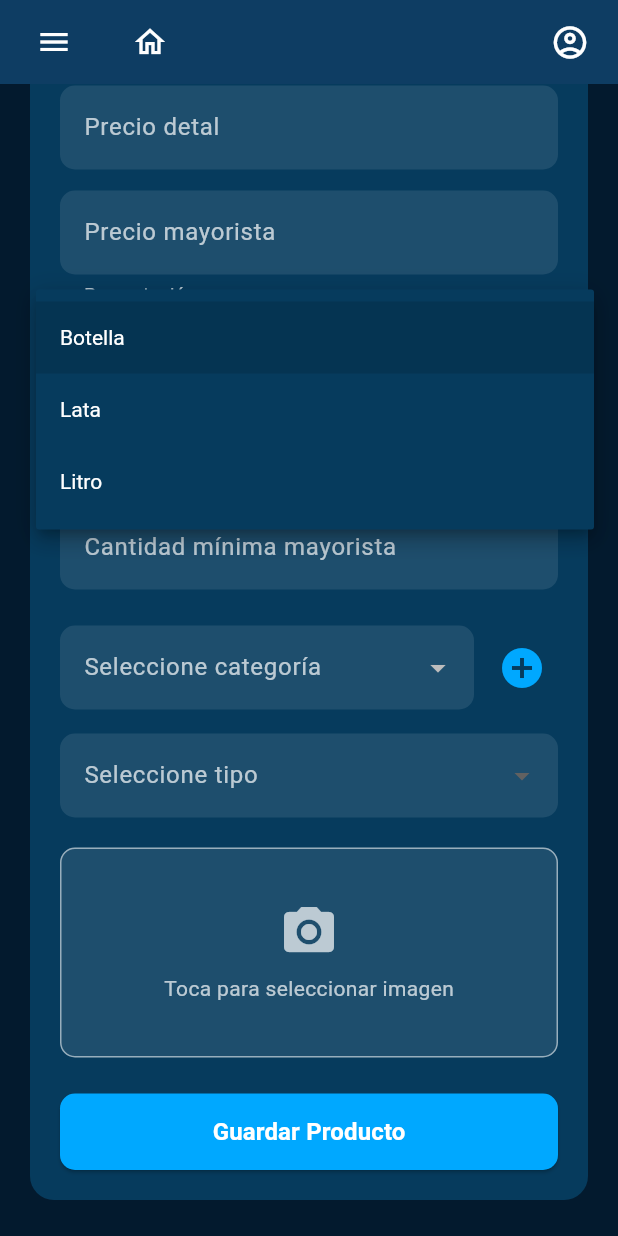
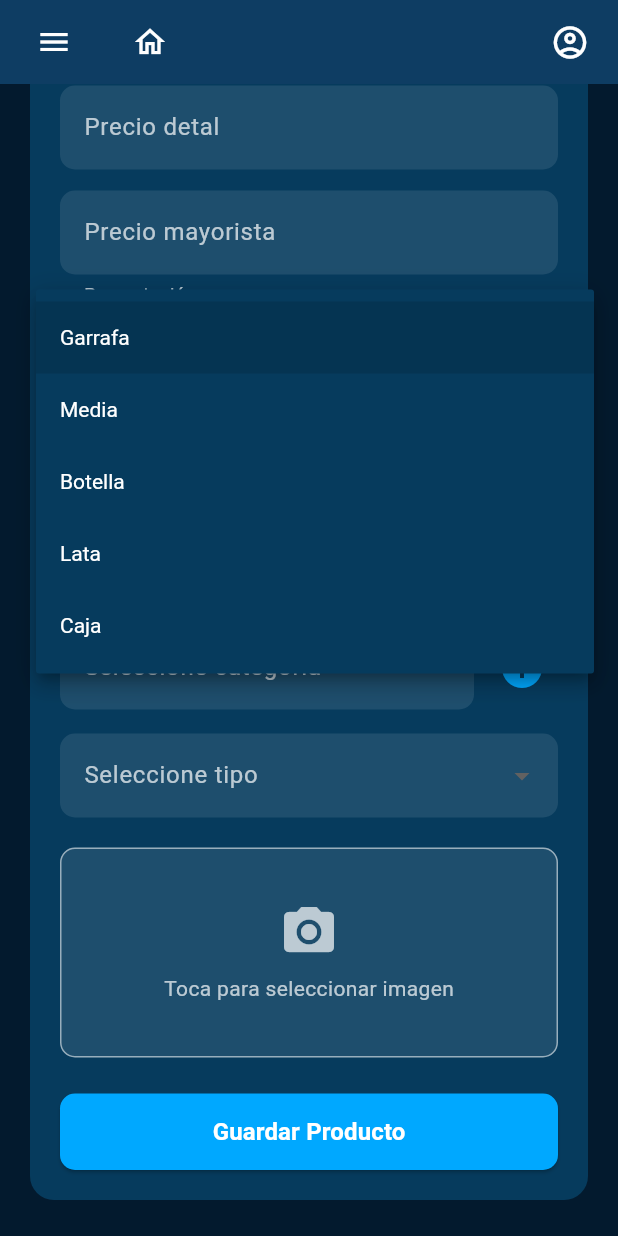
Before and after one commit to alviraxiomara-sketch/Distribuidora_Anita_Garz-n, a Flutter app: the IngresarProductoScreen screen opened directly, scrolled down 162 dp, after a tap on "Seleccione presentación", on a phone screen of 412 x 824 dp. Run offline on Flutter 3.47's test engine with Material 3 defaults, Android fonts, the phone set to English and light mode, and no system bars; our stand-ins replace google_sign_in, image_picker, shared_preferences; accounts and stored records are empty; network calls fail.

Commit message:
Corrigiendo registro de productos

```diff
--- a/frontend/lib/screens/ingresar_producto.dart
+++ b/frontend/lib/screens/ingresar_producto.dart
@@ -8,7 +8,7 @@ import 'package:shared_preferences/shared_preferences.dart';
 import 'package:frontend/screens/principal_admin.dart';
 import 'package:frontend/screens/profile.dart';
 import 'package:frontend/services/api_config.dart';
-import 'package:frontend/widgets/admin_drawer.dart'; // <--- Corregido al Drawer de Administrador
+import 'package:frontend/widgets/admin_drawer.dart';
 import 'package:frontend/widgets/producto_ingresar_form.dart';
 
 class IngresarProductoScreen extends StatefulWidget {
@@ -239,7 +239,7 @@ class _IngresarProductoScreenState extends State<IngresarProductoScreen> {
     return Scaffold(
       key: _scaffoldKey,
       backgroundColor: const Color(0xFF031A2E),
-      drawer: const AdminDrawer(), // <--- Actualizado al Drawer exclusivo del Administrador
+      drawer: const AdminDrawer(),
       appBar: AppBar(
         backgroundColor: const Color(0xFF063B5D),
         elevation: 0,
--- a/frontend/lib/widgets/producto_ingresar_form.dart
+++ b/frontend/lib/widgets/producto_ingresar_form.dart
@@ -62,26 +62,26 @@ class ProductoFormContainer extends StatefulWidget {
 }
 
 class _ProductoFormContainerState extends State<ProductoFormContainer> {
-  // Opciones de presentación según el nombre ingresado
+  // Opciones de presentación actualizadas (Garrafa, Media, Botella, Lata, Caja)
   List<String> _obtenerOpcionesPresentacion(String nombre) {
     final texto = nombre.toLowerCase();
 
     if (texto.contains('cerveza') || texto.contains('aguila') || texto.contains('corona') || texto.contains('heineken') || texto.contains('pilsen') || texto.contains('poker') || texto.contains('club')) {
-      return ['Botella', 'Lata'];
+      return ['Botella', 'Lata', 'Caja'];
     } else if (texto.contains('aguardiente') || texto.contains('ron') || texto.contains('whisky') || texto.contains('tequila') || texto.contains('licor')) {
-      return ['Media', 'Botella', 'Litro', 'Garrafa'];
+      return ['Media', 'Botella', 'Garrafa', 'Caja'];
     } else if (texto.contains('gaseosa') || texto.contains('coca') || texto.contains('postobon') || texto.contains('colombiana') || texto.contains('sprite')) {
-      return ['Personal', 'Litro', '1.5 Litros', '2 Litros', '3 Litros'];
+      return ['Botella', 'Lata', 'Caja'];
     } else if (texto.contains('jugo') || texto.contains('hit') || texto.contains('nectar')) {
-      return ['Caja pequeña', 'Botella personal', 'Litro'];
+      return ['Caja', 'Botella', 'Lata'];
     }
 
-    return ['Botella', 'Lata', 'Litro'];
+    return ['Garrafa', 'Media', 'Botella', 'Lata', 'Caja'];
   }
 
   // Verifica si la presentación elegida requiere color de tapa
   bool _requiereTapa(String presentacion) {
-    return ['Media', 'Botella', 'Litro', 'Garrafa'].contains(presentacion);
+    return ['Media', 'Botella', 'Garrafa'].contains(presentacion);
   }
 
   @override
@@ -117,7 +117,7 @@ class _ProductoFormContainerState extends State<ProductoFormContainer> {
           _buildTextField('Precio detal', widget.valorController, keyboardType: TextInputType.number),
           _buildTextField('Precio mayorista', widget.precioMayoristaController, keyboardType: TextInputType.number),
 
-          // Desplegable de Presentación limpio (sin mezclar texto de tapa)
+          // Desplegable de Presentación limpio
           Padding(
             padding: const EdgeInsets.only(bottom: 14),
             child: DropdownButtonFormField<String>(
@@ -145,7 +145,7 @@ class _ProductoFormContainerState extends State<ProductoFormContainer> {
             ),
           ),
 
-          // Menú desplegable independiente de Tapa
+          // Menú desplegable independiente de Tapa (con Tapa Amarilla en lugar de Blanca)
           if (muestraTapa)
             Padding(
               padding: const EdgeInsets.only(bottom: 14),
@@ -155,7 +155,7 @@ class _ProductoFormContainerState extends State<ProductoFormContainer> {
                 style: const TextStyle(color: Colors.white),
                 decoration: _inputDecoration('Color de Tapa'),
                 hint: const Text('Seleccione tapa', style: TextStyle(color: Colors.white70)),
-                items: ['Azul', 'Verde', 'Negra', 'Roja', 'Blanca'].map<DropdownMenuItem<String>>((tapa) {
+                items: ['Azul', 'Verde', 'Negra', 'Roja', 'Amarilla'].map<DropdownMenuItem<String>>((tapa) {
                   return DropdownMenuItem<String>(
                     value: tapa,
                     child: Text('Tapa $tapa', style: const TextStyle(color: Colors.white)),
```
